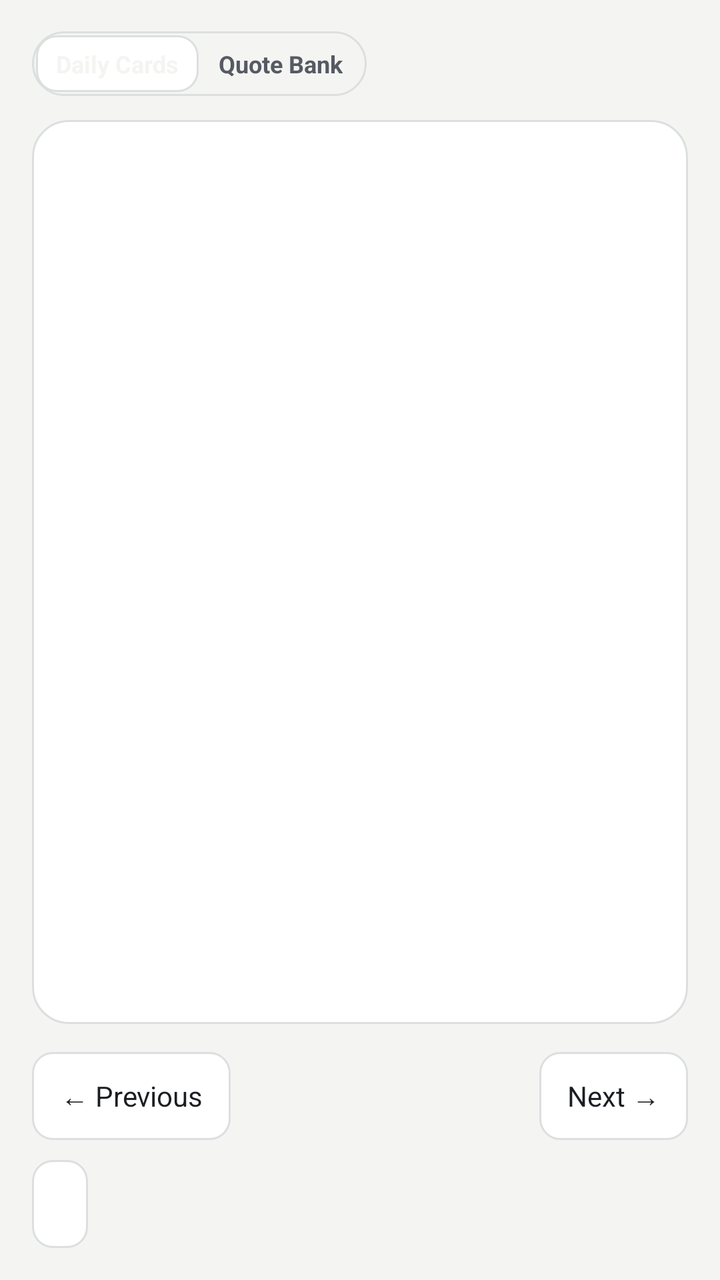
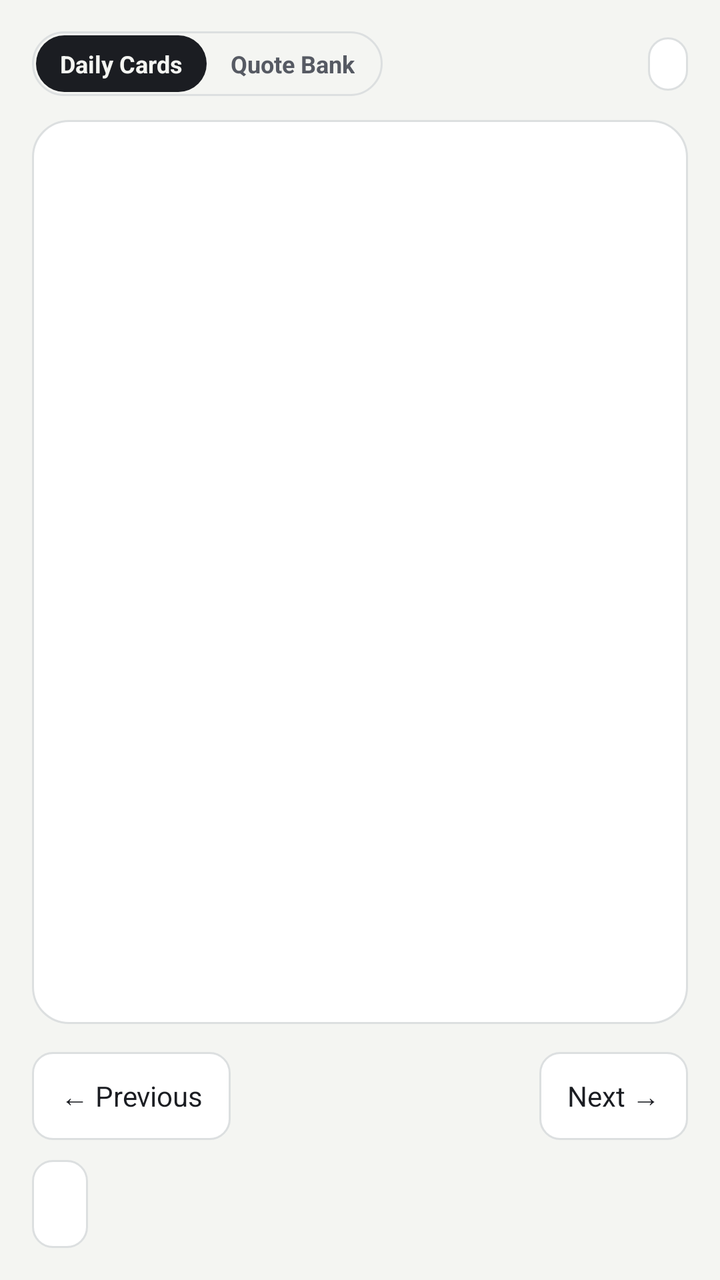

Two renders of the same Android screen: before a commit and after it. Below are the layout's source before the change and the commit's diff.
<!-- AndroidManifest.xml: application theme Theme.Marginalia -->
<!-- res/layout/activity_main.xml -->
<?xml version="1.0" encoding="utf-8"?>
<LinearLayout xmlns:android="http://schemas.android.com/apk/res/android"
    android:layout_width="match_parent"
    android:layout_height="match_parent"
    android:background="@color/paper"
    android:fitsSystemWindows="true"
    android:orientation="vertical"
    android:paddingStart="16dp"
    android:paddingTop="12dp"
    android:paddingEnd="16dp"
    android:paddingBottom="16dp">

    
    <LinearLayout
        android:layout_width="match_parent"
        android:layout_height="wrap_content"
        android:gravity="center_vertical"
        android:minHeight="40dp"
        android:orientation="horizontal">

        <LinearLayout
            android:layout_width="wrap_content"
            android:layout_height="wrap_content"
            android:background="@drawable/chip_bg"
            android:orientation="horizontal"
            android:padding="2dp">

            <TextView
                android:id="@+id/mode_cards"
                android:layout_width="wrap_content"
                android:layout_height="wrap_content"
                android:background="@drawable/button_bg"
                android:paddingStart="10dp"
                android:paddingTop="6dp"
                android:paddingEnd="10dp"
                android:paddingBottom="6dp"
                android:text="Daily Cards"
                android:textColor="@color/paper"
                android:textSize="12sp"
                android:textStyle="bold" />

            <TextView
                android:id="@+id/mode_bank"
                android:layout_width="wrap_content"
                android:layout_height="wrap_content"
                android:paddingStart="10dp"
                android:paddingTop="6dp"
                android:paddingEnd="10dp"
                android:paddingBottom="6dp"
                android:text="Quote Bank"
                android:textColor="@color/ink_soft"
                android:textSize="12sp"
                android:textStyle="bold" />
        </LinearLayout>

        <View
            android:layout_width="0dp"
            android:layout_height="0dp"
            android:layout_weight="1" />

        <TextView
            android:id="@+id/btn_surprise"
            style="@style/Kicker"
            android:layout_width="wrap_content"
            android:layout_height="wrap_content"
            android:padding="8dp"
            android:text="🎲 Surprise"
            android:textColor="@color/ink"
            android:visibility="gone" />

        <TextView
            android:id="@+id/day_label"
            style="@style/Kicker"
            android:layout_width="wrap_content"
            android:layout_height="wrap_content"
            android:padding="8dp"
            android:textColor="@color/ink" />
    </LinearLayout>

    <LinearLayout
        android:id="@+id/deck"
        android:layout_width="match_parent"
        android:layout_height="0dp"
        android:layout_marginTop="8dp"
        android:layout_weight="1"
        android:background="@drawable/deck_bg"
        android:orientation="vertical">

        <androidx.viewpager2.widget.ViewPager2
            android:id="@+id/pager"
            android:layout_width="match_parent"
            android:layout_height="0dp"
            android:layout_weight="1" />

        <HorizontalScrollView
            android:layout_width="wrap_content"
            android:layout_height="wrap_content"
            android:layout_gravity="center_horizontal"
            android:paddingBottom="14dp"
            android:scrollbars="none">

            <LinearLayout
                android:id="@+id/tabs"
                android:layout_width="wrap_content"
                android:layout_height="wrap_content"
                android:orientation="horizontal"
                android:paddingStart="10dp"
                android:paddingEnd="10dp" />
        </HorizontalScrollView>
    </LinearLayout>

    <LinearLayout
        android:layout_width="match_parent"
        android:layout_height="wrap_content"
        android:layout_marginTop="14dp"
        android:gravity="center_vertical"
        android:orientation="horizontal">

        <TextView
            android:id="@+id/prev"
            style="@style/NavButton"
            android:layout_width="wrap_content"
            android:layout_height="wrap_content"
            android:text="@string/previous" />

        <TextView
            android:id="@+id/count"
            android:layout_width="0dp"
            android:layout_height="wrap_content"
            android:layout_weight="1"
            android:fontFamily="monospace"
            android:gravity="center"
            android:textColor="@color/ink_soft"
            android:textSize="12sp" />

        <TextView
            android:id="@+id/next"
            style="@style/NavButton"
            android:layout_width="wrap_content"
            android:layout_height="wrap_content"
            android:text="@string/next" />
    </LinearLayout>

    <TextView
        android:id="@+id/steal_toggle"
        style="@style/NavButton"
        android:layout_width="wrap_content"
        android:layout_height="wrap_content"
        android:layout_marginTop="10dp" />
</LinearLayout>
<!-- resources referenced by this layout -->
<resources>
  <color name="ink">#1B1D22</color>
  <color name="ink_soft">#565A63</color>
  <color name="paper">#F4F5F2</color>
  <!-- drawable button_bg (drawable) -->
  <?xml version="1.0" encoding="utf-8"?>
  <ripple xmlns:android="http://schemas.android.com/apk/res/android" android:color="@color/rule">
      <item>
          <shape android:shape="rectangle">
              <solid android:color="@color/sheet" />
              <stroke android:width="1dp" android:color="@color/rule" />
              <corners android:radius="10dp" />
          </shape>
      </item>
  </ripple>
  <!-- drawable chip_bg (drawable) -->
  <?xml version="1.0" encoding="utf-8"?>
  <selector xmlns:android="http://schemas.android.com/apk/res/android">
      <item android:state_selected="true">
          <shape android:shape="rectangle">
              <stroke android:width="1dp" android:color="@color/ink" />
              <corners android:radius="99dp" />
          </shape>
      </item>
      <item>
          <shape android:shape="rectangle">
              <stroke android:width="1dp" android:color="@color/rule" />
              <corners android:radius="99dp" />
          </shape>
      </item>
  </selector>
  <!-- drawable deck_bg (drawable) -->
  <?xml version="1.0" encoding="utf-8"?>
  <shape xmlns:android="http://schemas.android.com/apk/res/android" android:shape="rectangle">
      <solid android:color="@color/sheet" />
      <stroke android:width="1dp" android:color="@color/rule" />
      <corners android:radius="18dp" />
  </shape>
  <string name="next">Next →</string>
  <string name="previous">← Previous</string>
  <style name="Kicker">
          <item name="android:fontFamily">monospace</item>
          <item name="android:textSize">12sp</item>
          <item name="android:letterSpacing">0.06</item>
          <item name="android:textAllCaps">true</item>
          <item name="android:textColor">@color/ink_soft</item>
      </style>
  <style name="NavButton">
          <item name="android:background">@drawable/button_bg</item>
          <item name="android:textColor">@color/ink</item>
          <item name="android:textSize">14sp</item>
          <item name="android:paddingStart">14dp</item>
          <item name="android:paddingEnd">14dp</item>
          <item name="android:paddingTop">10dp</item>
          <item name="android:paddingBottom">10dp</item>
          <item name="android:minHeight">44dp</item>
          <item name="android:gravity">center</item>
      </style>
  <style name="Theme.Marginalia" parent="android:Theme.Material.Light.NoActionBar">
          <item name="android:windowBackground">@color/paper</item>
          <item name="android:statusBarColor">@color/paper</item>
          <item name="android:windowLightStatusBar">true</item>
          <item name="android:textColor">@color/ink</item>
      </style>
  <color name="rule">#DCDFE0</color>
  <color name="sheet">#FFFFFF</color>
</resources>

<!-- the commit's change to res/layout/activity_main.xml (unified diff, before → after) -->
@@ -18,6 +18,7 @@
         android:minHeight="40dp"
         android:orientation="horizontal">
 
+        
         <LinearLayout
             android:layout_width="wrap_content"
             android:layout_height="wrap_content"
@@ -29,13 +30,13 @@
                 android:id="@+id/mode_cards"
                 android:layout_width="wrap_content"
                 android:layout_height="wrap_content"
-                android:background="@drawable/button_bg"
-                android:paddingStart="10dp"
+                android:background="@drawable/mode_pill_active"
+                android:paddingStart="12dp"
                 android:paddingTop="6dp"
-                android:paddingEnd="10dp"
+                android:paddingEnd="12dp"
                 android:paddingBottom="6dp"
                 android:text="Daily Cards"
-                android:textColor="@color/paper"
+                android:textColor="@color/pill_active_text"
                 android:textSize="12sp"
                 android:textStyle="bold" />
 
@@ -43,12 +44,13 @@
                 android:id="@+id/mode_bank"
                 android:layout_width="wrap_content"
                 android:layout_height="wrap_content"
-                android:paddingStart="10dp"
+                android:background="@android:color/transparent"
+                android:paddingStart="12dp"
                 android:paddingTop="6dp"
-                android:paddingEnd="10dp"
+                android:paddingEnd="12dp"
                 android:paddingBottom="6dp"
                 android:text="Quote Bank"
-                android:textColor="@color/ink_soft"
+                android:textColor="@color/pill_inactive_text"
                 android:textSize="12sp"
                 android:textStyle="bold" />
         </LinearLayout>
@@ -60,23 +62,69 @@
 
         <TextView
             android:id="@+id/btn_surprise"
-            style="@style/Kicker"
             android:layout_width="wrap_content"
             android:layout_height="wrap_content"
-            android:padding="8dp"
+            android:layout_marginEnd="6dp"
+            android:background="@drawable/chip_button_bg"
+            android:fontFamily="monospace"
+            android:paddingStart="10dp"
+            android:paddingTop="6dp"
+            android:paddingEnd="10dp"
+            android:paddingBottom="6dp"
             android:text="🎲 Surprise"
             android:textColor="@color/ink"
+            android:textSize="11sp"
+            android:visibility="gone" />
+
+        <TextView
+            android:id="@+id/btn_catalog"
+            android:layout_width="wrap_content"
+            android:layout_height="wrap_content"
+            android:layout_marginEnd="6dp"
+            android:background="@drawable/chip_button_bg"
+            android:fontFamily="monospace"
+            android:paddingStart="10dp"
+            android:paddingTop="6dp"
+            android:paddingEnd="10dp"
+            android:paddingBottom="6dp"
+            android:text="☰ Catalog"
+            android:textColor="@color/ink"
+            android:textSize="11sp"
             android:visibility="gone" />
 
         <TextView
             android:id="@+id/day_label"
-            style="@style/Kicker"
             android:layout_width="wrap_content"
             android:layout_height="wrap_content"
-            android:padding="8dp"
-            android:textColor="@color/ink" />
+            android:background="@drawable/chip_button_bg"
+            android:fontFamily="monospace"
+            android:letterSpacing="0.04"
+            android:paddingStart="10dp"
+            android:paddingTop="6dp"
+            android:paddingEnd="10dp"
+            android:paddingBottom="6dp"
+            android:textColor="@color/ink"
+            android:textSize="11sp" />
     </LinearLayout>
 
+    
+    <HorizontalScrollView
+        android:id="@+id/horizons_scroll"
+        android:layout_width="match_parent"
+        android:layout_height="wrap_content"
+        android:layout_marginTop="8dp"
+        android:scrollbars="none"
+        android:visibility="gone">
+
+        <LinearLayout
+            android:id="@+id/horizons_bar"
+            android:layout_width="wrap_content"
+            android:layout_height="wrap_content"
+            android:gravity="center_vertical"
+            android:orientation="horizontal" />
+    </HorizontalScrollView>
+
+    
     <LinearLayout
         android:id="@+id/deck"
         android:layout_width="match_parent"
@@ -109,6 +157,7 @@
         </HorizontalScrollView>
     </LinearLayout>
 
+    
     <LinearLayout
         android:layout_width="match_parent"
         android:layout_height="wrap_content"
<!-- resource entries referenced after the edit -->
@@ -3,6 +3,8 @@
   <color name="ink">#1B1D22</color>
   <color name="ink_soft">#565A63</color>
   <color name="paper">#F4F5F2</color>
+  <color name="pill_active_text">#F4F5F2</color>
+  <color name="pill_inactive_text">#565A63</color>
   <!-- drawable button_bg (drawable) -->
   <?xml version="1.0" encoding="utf-8"?>
   <ripple xmlns:android="http://schemas.android.com/apk/res/android" android:color="@color/rule">
@@ -30,6 +32,17 @@
           </shape>
       </item>
   </selector>
+  <!-- drawable chip_button_bg (drawable) -->
+  <?xml version="1.0" encoding="utf-8"?>
+  <ripple xmlns:android="http://schemas.android.com/apk/res/android" android:color="@color/rule">
+      <item>
+          <shape android:shape="rectangle">
+              <solid android:color="@color/sheet" />
+              <stroke android:width="1dp" android:color="@color/rule" />
+              <corners android:radius="99dp" />
+          </shape>
+      </item>
+  </ripple>
   <!-- drawable deck_bg (drawable) -->
   <?xml version="1.0" encoding="utf-8"?>
   <shape xmlns:android="http://schemas.android.com/apk/res/android" android:shape="rectangle">
@@ -37,15 +50,14 @@
       <stroke android:width="1dp" android:color="@color/rule" />
       <corners android:radius="18dp" />
   </shape>
+  <!-- drawable mode_pill_active (drawable) -->
+  <?xml version="1.0" encoding="utf-8"?>
+  <shape xmlns:android="http://schemas.android.com/apk/res/android" android:shape="rectangle">
+      <solid android:color="@color/pill_active_bg" />
+      <corners android:radius="99dp" />
+  </shape>
   <string name="next">Next →</string>
   <string name="previous">← Previous</string>
-  <style name="Kicker">
-          <item name="android:fontFamily">monospace</item>
-          <item name="android:textSize">12sp</item>
-          <item name="android:letterSpacing">0.06</item>
-          <item name="android:textAllCaps">true</item>
-          <item name="android:textColor">@color/ink_soft</item>
-      </style>
   <style name="NavButton">
           <item name="android:background">@drawable/button_bg</item>
           <item name="android:textColor">@color/ink</item>
@@ -65,5 +77,6 @@
       </style>
   <color name="rule">#DCDFE0</color>
   <color name="sheet">#FFFFFF</color>
+  <color name="pill_active_bg">#1B1D22</color>
 </resources>
 
